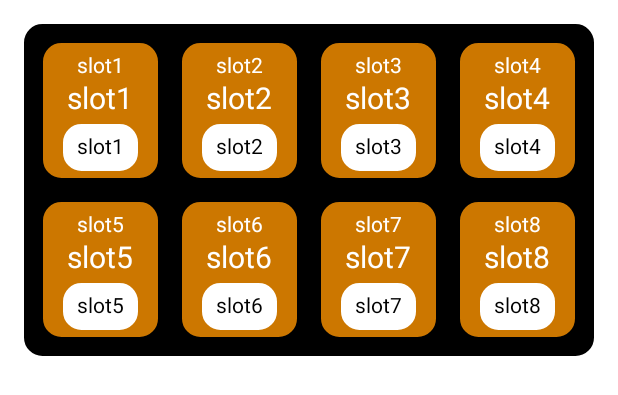
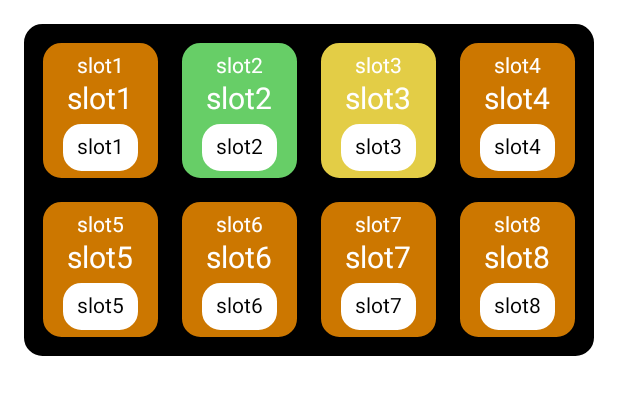
Before and after one commit to adisingh925/Reef, an Android app: the layout grid_widget.xml on its own in the app's theme, with its tools: preview values and no code run, on a phone screen of 412 x 824 dp. Shown: the top 395 px of the screen. Run offline under Robolectric (Android 15) with nearby library versions, the phone set to English and light mode, and no system bars.

Commit message:
custom widgets done

```diff
--- /dev/null
+++ b/app/src/main/res/drawable/linear_layout_corner_radius_green.xml
@@ -0,0 +1,25 @@
+<shape
+    xmlns:android="http://schemas.android.com/apk/res/android"
+    android:shape="rectangle"   >
+
+    <solid
+        android:color="#67ce67" >
+    </solid>
+
+    <stroke
+        android:width="2dp"
+        android:color="#67ce67" >
+    </stroke>
+
+    <padding
+        android:left="5dp"
+        android:top="5dp"
+        android:right="5dp"
+        android:bottom="5dp">
+    </padding>
+
+    <corners
+        android:radius="11dp">
+    </corners>
+
+</shape>
--- /dev/null
+++ b/app/src/main/res/drawable/linear_layout_corner_radius_yellow.xml
@@ -0,0 +1,25 @@
+<shape
+    xmlns:android="http://schemas.android.com/apk/res/android"
+    android:shape="rectangle"   >
+
+    <solid
+        android:color="#e3cd46" >
+    </solid>
+
+    <stroke
+        android:width="2dp"
+        android:color="#e3cd46" >
+    </stroke>
+
+    <padding
+        android:left="5dp"
+        android:top="5dp"
+        android:right="5dp"
+        android:bottom="5dp">
+    </padding>
+
+    <corners
+        android:radius="11dp">
+    </corners>
+
+</shape>
--- a/app/src/main/res/layout/grid_widget.xml
+++ b/app/src/main/res/layout/grid_widget.xml
@@ -56,7 +56,7 @@
         </LinearLayout>
 
         <LinearLayout
-            android:background="@drawable/linear_layout_corner_radius"
+            android:background="@drawable/linear_layout_corner_radius_green"
             android:layout_width="0dp"
             android:layout_margin="@dimen/small_margin"
             android:layout_weight="1"
@@ -100,7 +100,7 @@
         </LinearLayout>
 
         <LinearLayout
-            android:background="@drawable/linear_layout_corner_radius"
+            android:background="@drawable/linear_layout_corner_radius_yellow"
             android:layout_width="0dp"
             android:layout_weight="1"
             android:layout_margin="@dimen/small_margin"
```
Also changed, not shown: app/src/main/res/drawable/linear_layout_corner_radius_blue.xml (added, +25 -0 lines), app/src/main/res/drawable/linear_layout_corner_radius_brown.xml (added, +25 -0 lines), app/src/main/res/drawable/linear_layout_corner_radius_light_brown.xml (added, +25 -0 lines), app/src/main/res/drawable/linear_layout_corner_radius_orange.xml (added, +25 -0 lines), app/src/main/res/drawable/linear_layout_corner_radius_red.xml (added, +25 -0 lines), app/src/main/res/layout/two_rectangle_widget.xml (+7 -5 lines).
